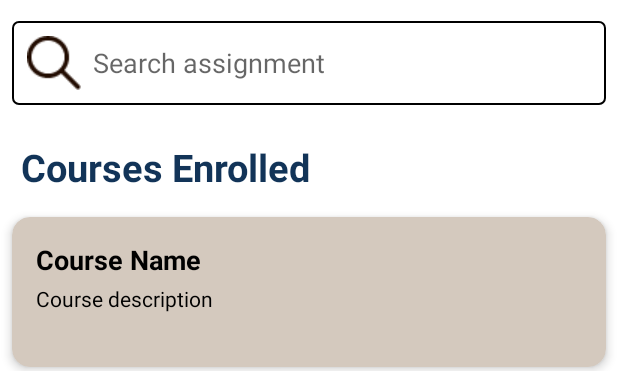
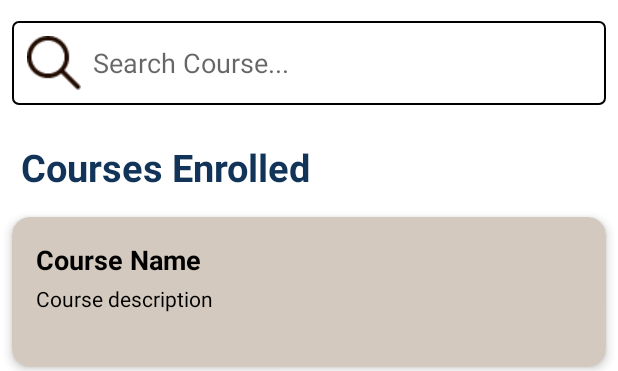
Before and after one commit to shuchish06/Mad_proj, an Android app: the layout mainactivity.xml on its own in the app's theme, with its tools: preview values and no code run, on a phone screen of 412 x 824 dp, the part 69-440 px from its top. Run offline under Robolectric (Android 15) with nearby library versions, the phone set to English and light mode, and no system bars.

Commit message:
Home Page Ready

```diff
--- a/app/src/main/res/layout/mainactivity.xml
+++ b/app/src/main/res/layout/mainactivity.xml
@@ -47,7 +47,7 @@
             android:drawableStart="@drawable/search_icon"
             android:drawablePadding="8dp"
             android:ems="10"
-            android:hint="Search assignment"
+            android:hint="Search Course..."
             android:inputType="text"
             android:padding="10dp" />
 
@@ -80,5 +80,15 @@
         app:layout_constraintStart_toStartOf="parent"
         app:layout_constraintEnd_toEndOf="parent"
         tools:listitem="@layout/item_course" />
+    <ProgressBar
+        android:id="@+id/progressBar"
+        android:layout_width="wrap_content"
+        android:layout_height="wrap_content"
+        android:visibility="gone"
+        android:progressTint="@color/BLUE"
+        app:layout_constraintTop_toTopOf="parent"
+        app:layout_constraintBottom_toBottomOf="parent"
+        app:layout_constraintStart_toStartOf="parent"
+        app:layout_constraintEnd_toEndOf="parent" />
 
 </androidx.constraintlayout.widget.ConstraintLayout>
--- a/app/src/main/res/layout/signup.xml
+++ b/app/src/main/res/layout/signup.xml
@@ -118,7 +118,7 @@
             android:layout_width="0dp"
             android:layout_height="wrap_content"
             android:hint="Enter enrollment number"
-            android:inputType="number"
+            android:inputType=""
             app:layout_constraintStart_toStartOf="parent"
             app:layout_constraintEnd_toEndOf="parent"
             app:layout_constraintTop_toBottomOf="@id/enrollmentLabel"
@@ -174,7 +174,7 @@
             android:layout_marginStart="26dp"
             android:layout_marginEnd="26dp"
             android:hint="Enter Password"
-            android:inputType="number"
+            android:inputType="textPassword"
             app:layout_constraintBottom_toTopOf="@+id/departmentLabel"
             app:layout_constraintEnd_toEndOf="parent"
             app:layout_constraintHorizontal_bias="1.0"
```
Also changed, not shown: app/src/main/java/com/robox/galaxy/MainActivity.kt (+32 -8 lines).
